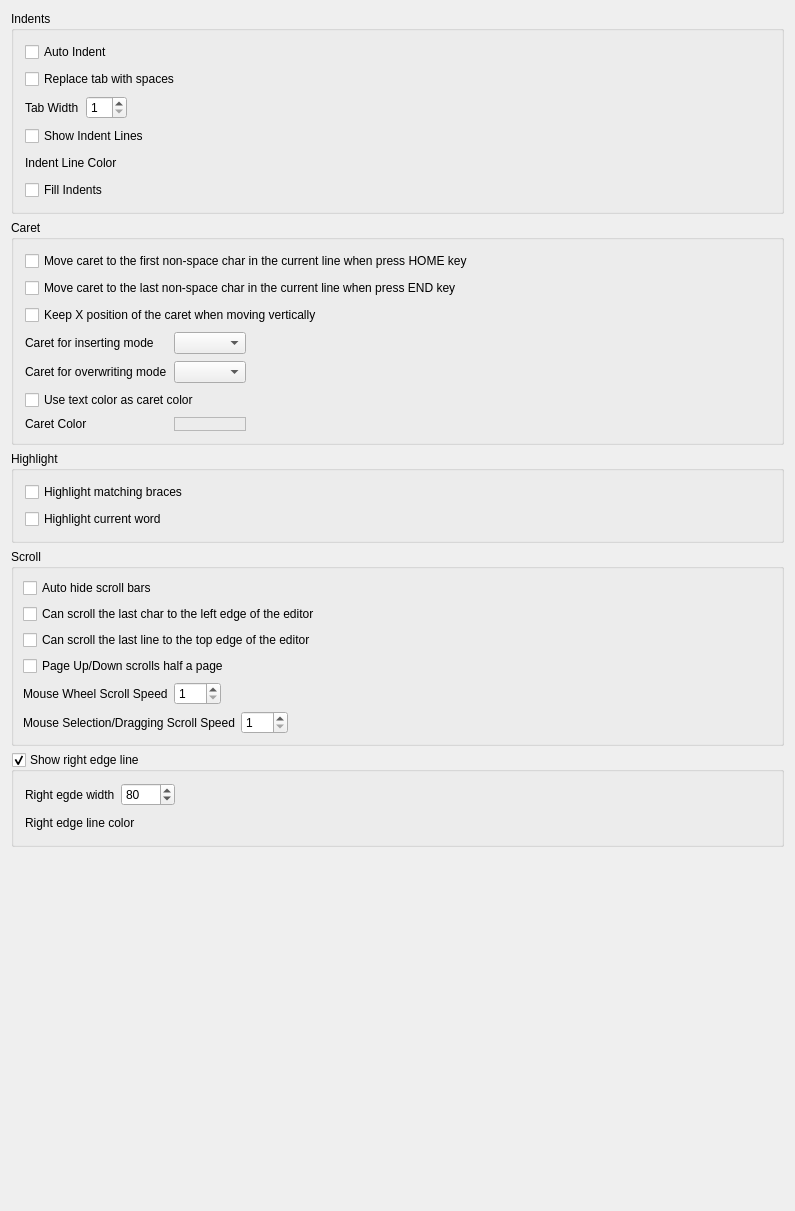
This is RedPandaIDE/settingsdialog/editorgeneralwidget.ui in royqh1979/RedPanda-CPP as Qt 5 draws it before an edit. The edited form follows.
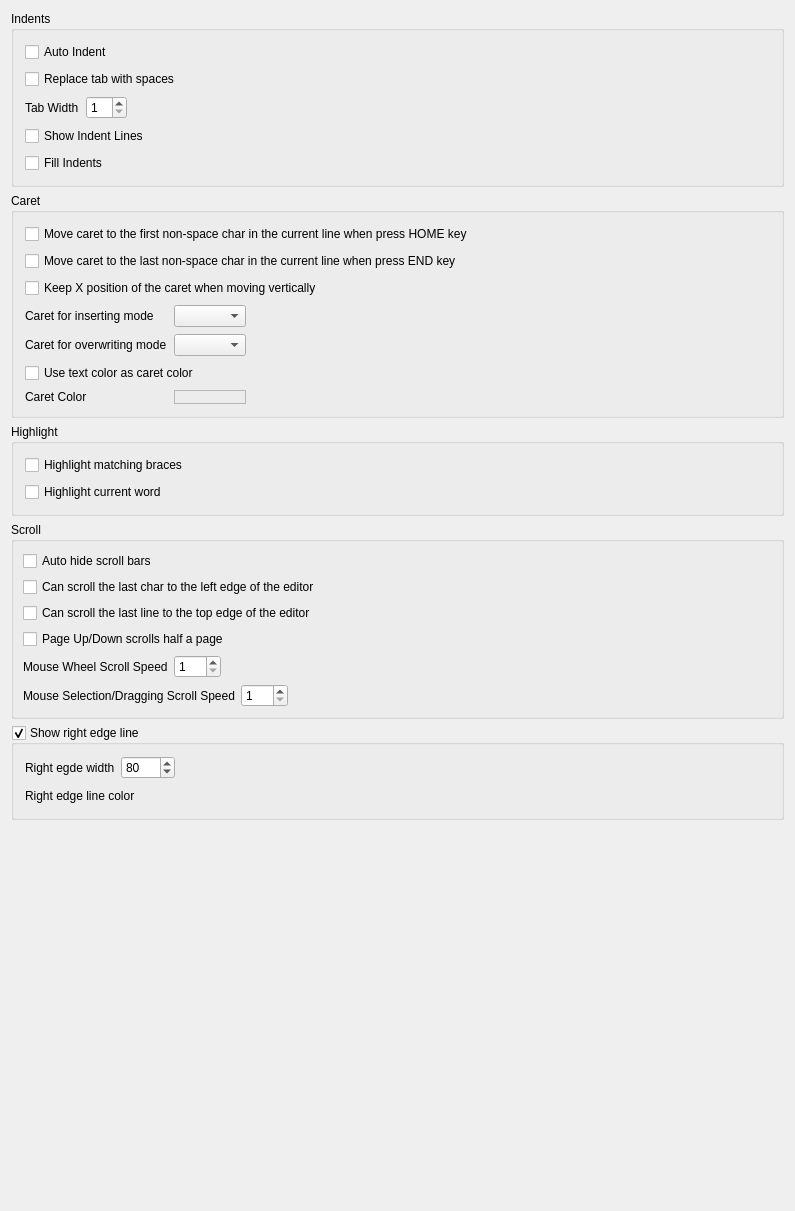
This is the edited form. Custom widgets are drawn as their Qt base class.

Commit message: - fix: Color scheme's "Indent Guide Line" item is not used by the editor.   - fix: "Indent Guide Line" item doesn't show in the option / editor / color scheme page.   - fix: Remove not used option "indent guide line" in the option / editor / general page .

Diff of the .ui file:
```diff
--- a/RedPandaIDE/settingsdialog/editorgeneralwidget.ui
+++ b/RedPandaIDE/settingsdialog/editorgeneralwidget.ui
@@ -107,54 +107,6 @@
         </property>
        </widget>
       </item>
-      <item>
-       <widget class="QWidget" name="widget_3" native="true">
-        <layout class="QHBoxLayout" name="horizontalLayout_5">
-         <property name="leftMargin">
-          <number>0</number>
-         </property>
-         <property name="topMargin">
-          <number>0</number>
-         </property>
-         <property name="rightMargin">
-          <number>0</number>
-         </property>
-         <property name="bottomMargin">
-          <number>0</number>
-         </property>
-         <item>
-          <widget class="QLabel" name="lbIndentLineColor">
-           <property name="text">
-            <string>Indent Line Color</string>
-           </property>
-          </widget>
-         </item>
-         <item>
-          <widget class="ColorEdit" name="colorIndentLine">
-           <property name="frameShape">
-            <enum>QFrame::StyledPanel</enum>
-           </property>
-           <property name="frameShadow">
-            <enum>QFrame::Raised</enum>
-           </property>
-          </widget>
-         </item>
-         <item>
-          <spacer name="horizontalSpacer_4">
-           <property name="orientation">
-            <enum>Qt::Horizontal</enum>
-           </property>
-           <property name="sizeHint" stdset="0">
-            <size>
-             <width>40</width>
-             <height>20</height>
-            </size>
-           </property>
-          </spacer>
-         </item>
-        </layout>
-       </widget>
-      </item>
       <item>
        <widget class="QCheckBox" name="chkFillIndents">
         <property name="text">
```
The commit also changes 12 other files.
